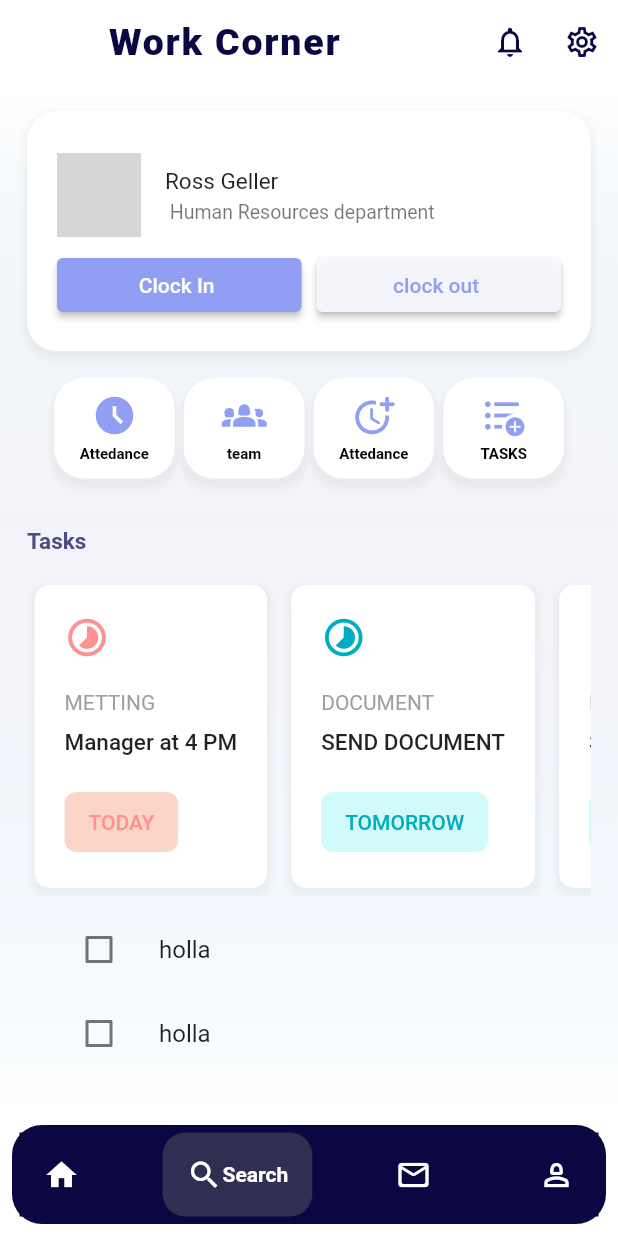
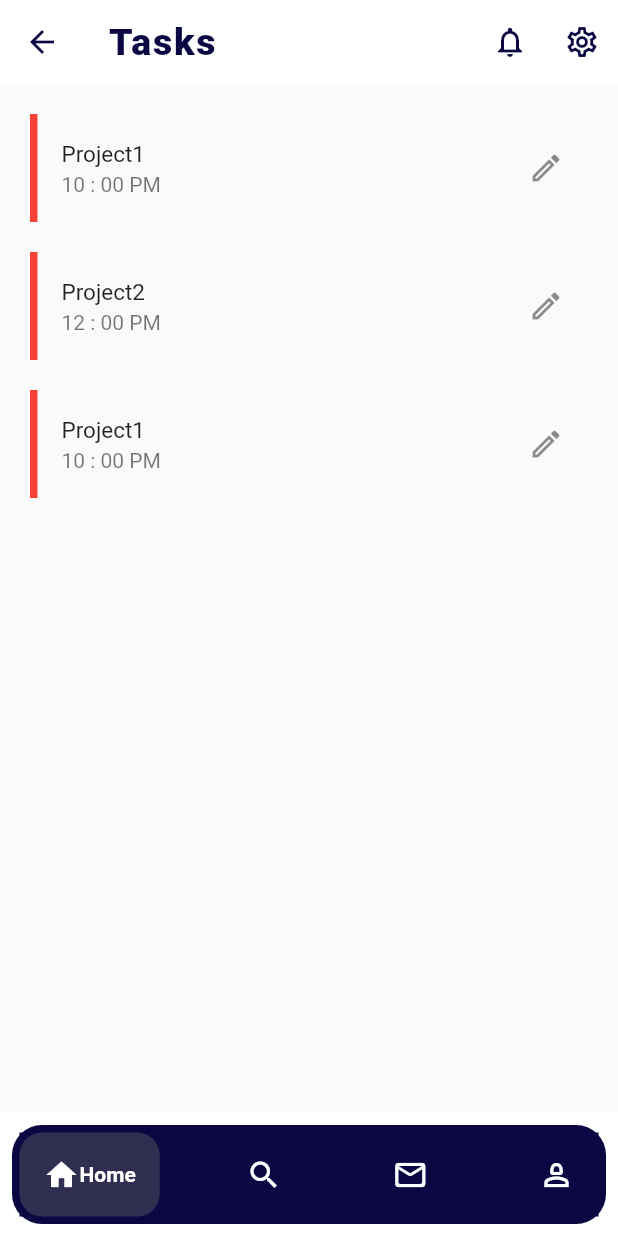
Before and after one commit to samarlarbi/Work_Corner, a Flutter app: the Home screen opened directly, item 2 of the bottom bar chosen, after a tap on "Attedance", on a phone screen of 412 x 824 dp. Run offline on Flutter 3.47's test engine with Material 2 defaults, Android fonts, the phone set to English and light mode, and no system bars; drawn by our look-alikes of google_nav_bar; our stand-ins replace firebase_auth, firebase_core, google_sign_in; missing offline and left inert: dart:ffi; accounts and stored records are empty; grey boxes are pictures that could not be loaded.

Commit message:
adding Task page

```diff
--- a/lib/Home.dart
+++ b/lib/Home.dart
@@ -4,6 +4,7 @@ import 'package:flutter/rendering.dart';
 import 'package:google_nav_bar/google_nav_bar.dart';
 import 'package:work_corner/Account.dart';
 import 'package:work_corner/SmallButton.dart';
+import 'package:work_corner/taskPage.dart';
 import 'package:work_corner/taskwidget.dart';
 
 import 'ColorPalete.dart';
@@ -148,13 +149,46 @@ class _HomeState extends State<Home> {
                     child: Row(
                       children: [
                         SmallButton(
-                            icon: Icons.access_time_filled, title: "Attedance"),
-                        SmallButton(icon: Icons.groups_2, title: "team"),
+                            icon: Icons.access_time_filled,
+                            title: "Attedance",
+                            onPressed: () {
+                              Navigator.push(
+                                context,
+                                MaterialPageRoute(
+                                    builder: (context) => TaskPage()),
+                              );
+                            }),
                         SmallButton(
-                            icon: Icons.more_time_rounded, title: "Attedance"),
+                          icon: Icons.groups_2,
+                          title: "team",
+                          onPressed: () {
+                            Navigator.push(
+                              context,
+                              MaterialPageRoute(builder: (context) => Home()),
+                            );
+                          },
+                        ),
                         SmallButton(
-                            icon: Icons.format_list_bulleted_add,
-                            title: "TASKS"),
+                          icon: Icons.more_time_rounded,
+                          title: "Attedance",
+                          onPressed: () {
+                            Navigator.push(
+                              context,
+                              MaterialPageRoute(builder: (context) => Home()),
+                            );
+                          },
+                        ),
+                        SmallButton(
+                          icon: Icons.format_list_bulleted_add,
+                          title: "TASKS",
+                          onPressed: () {
+                            Navigator.push(
+                              context,
+                              MaterialPageRoute(
+                                  builder: (context) => TaskPage()),
+                            );
+                          },
+                        ),
                       ],
                     ),
                   ),
--- a/lib/SmallButton.dart
+++ b/lib/SmallButton.dart
@@ -5,7 +5,10 @@ import 'ColorPalet.dart';
 class SmallButton extends StatelessWidget {
   final IconData icon;
   final String title;
-  const SmallButton({super.key, required this.icon, required this.title});
+
+  final onPressed;
+  const SmallButton(
+      {super.key, required this.icon, required this.title, this.onPressed});
 
   @override
   Widget build(BuildContext context) {
@@ -27,7 +30,7 @@ class SmallButton extends StatelessWidget {
           ],
         ),
         child: ElevatedButton(
-            onPressed: () {},
+            onPressed: onPressed,
             style: ElevatedButton.styleFrom(
                 padding: EdgeInsets.all(5),
                 backgroundColor: Colors.white,
--- /dev/null
+++ b/lib/taskPage.dart
@@ -0,0 +1,126 @@
+import 'package:flutter/material.dart';
+import 'package:google_nav_bar/google_nav_bar.dart';
+import 'package:work_corner/Home.dart';
+import 'package:work_corner/taskTile.dart';
+
+import 'Account.dart';
+import 'ColorPalete.dart';
+
+class TaskPage extends StatefulWidget {
+  const TaskPage({super.key});
+
+  @override
+  State<TaskPage> createState() => _TaskPageState();
+}
+
+class _TaskPageState extends State<TaskPage> {
+  @override
+  Widget build(BuildContext context) {
+    return Scaffold(
+        appBar: AppBar(
+            elevation: 0.0,
+            actions: [
+              IconButton(
+                  onPressed: () {},
+                  icon: Icon(
+                    Icons.notifications_outlined,
+                    color: ColorPalete().color1,
+                  )),
+              IconButton(
+                  onPressed: () {},
+                  icon: Icon(
+                    Icons.settings_outlined,
+                    color: ColorPalete().color1,
+                  ))
+            ],
+            leading: IconButton(
+              onPressed: () {
+                Navigator.of(context as BuildContext).pushAndRemoveUntil(
+                  MaterialPageRoute(builder: (context) => Home()),
+                  (Route<dynamic> route) => false,
+                );
+              },
+              icon: Icon(
+                Icons.arrow_back,
+                color: ColorPalete().color1,
+              ),
+            ),
+            backgroundColor: Colors.white,
+            title: Text(
+              "Tasks",
+              style: TextStyle(
+                color: ColorPalete().color1,
+                fontWeight: FontWeight.w900,
+                letterSpacing: 1.2,
+                fontSize: 25.0,
+              ),
+            )),
+        body: SingleChildScrollView(
+          child: Container(
+            padding: EdgeInsets.all(10),
+            child: ListView(
+              shrinkWrap: true,
+              children: [
+                TaskTile(
+                  title: "Project1",
+                  time: "10 : 00 PM",
+                  color: Colors.blue,
+                ),
+                TaskTile(
+                  title: "Project2",
+                  time: "12 : 00 PM",
+                  color: const Color.fromARGB(255, 240, 142, 142),
+                ),
+                TaskTile(
+                  title: "Project1",
+                  time: "10 : 00 PM",
+                  color: Colors.blue,
+                ),
+              ],
+            ),
+          ),
+        ),
+        bottomNavigationBar: Container(
+            color: Colors.white,
+            padding: const EdgeInsets.all(8.0),
+            child: Container(
+              decoration: BoxDecoration(
+                  color: ColorPalete().color1,
+                  borderRadius: BorderRadius.all(Radius.circular(20))),
+              child: Padding(
+                padding: EdgeInsets.symmetric(horizontal: 5, vertical: 5),
+                child: GNav(
+                    padding: EdgeInsets.all(16),
+                    backgroundColor: ColorPalete().color1,
+                    color: Colors.white,
+                    activeColor: Colors.white,
+                    tabBackgroundColor: Color.fromRGBO(100, 100, 102, 0.425),
+                    tabBorderRadius: 15,
+                    tabs: [
+                      GButton(
+                        icon: Icons.home,
+                        text: "Home",
+                      ),
+                      GButton(
+                        icon: Icons.search,
+                        text: "Search",
+                      ),
+                      GButton(
+                        icon: Icons.mail_outline_rounded,
+                        text: "MESSAGES",
+                      ),
+                      GButton(
+                        icon: Icons.person_2_outlined,
+                        text: "accont",
+                        onPressed: () {
+                          Navigator.push(
+                            context,
+                            MaterialPageRoute(builder: (context) => Account()),
+                          ); // Navigate back when the back button is pressed
+                        },
+                      )
+                    ]),
+              ),
+            )));
+  }
+}
--- /dev/null
+++ b/lib/taskTile.dart
@@ -0,0 +1,36 @@
+import 'package:flutter/material.dart';
+
+class TaskTile extends StatelessWidget {
+  final String title;
+  final String time;
+  final Color color;
+  const TaskTile(
+      {super.key,
+      required this.title,
+      required this.time,
+      required this.color});
+
+  @override
+  Widget build(BuildContext context) {
+    return Container(
+      margin: EdgeInsets.all(10),
+      decoration: BoxDecoration(
+        border: Border(
+          left: BorderSide(
+            color: Colors.red, // Change to your desired color
+            width: 5.0,
+            // Change to your desired width
+          ),
+        ),
+      ),
+      child: ListTile(
+        title: Text(
+          title,
+          style: TextStyle(fontSize: 15),
+        ),
+        subtitle: Text(time),
+        trailing: Icon(Icons.mode_edit_outline_outlined),
+      ),
+    );
+  }
+}
```
